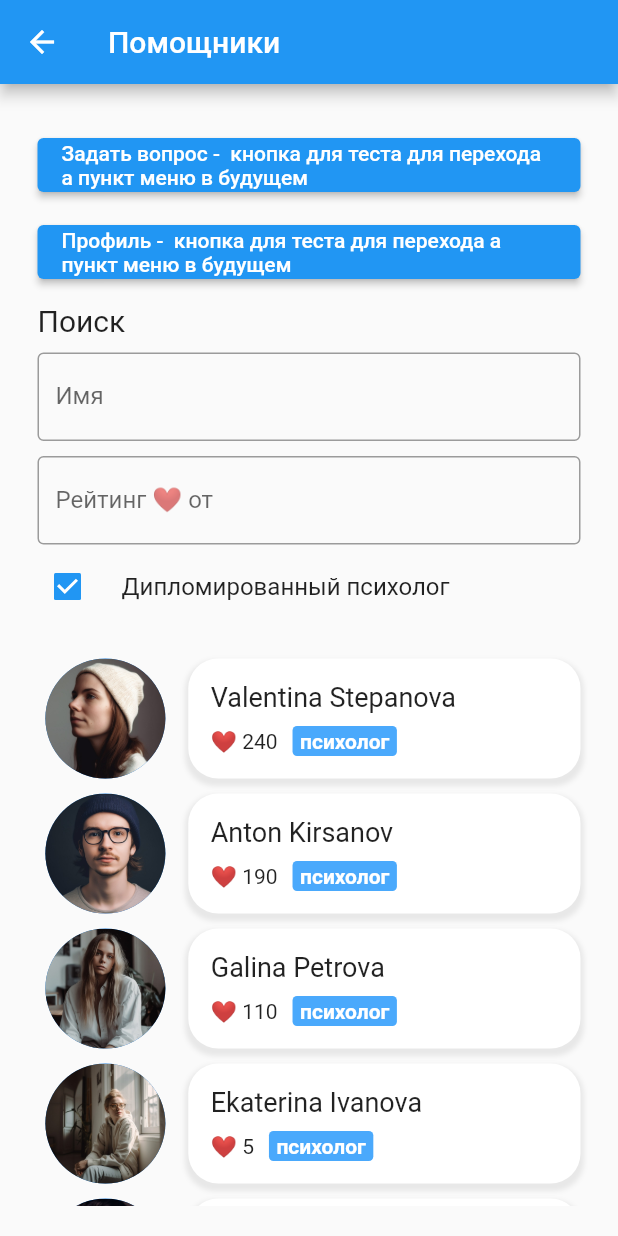
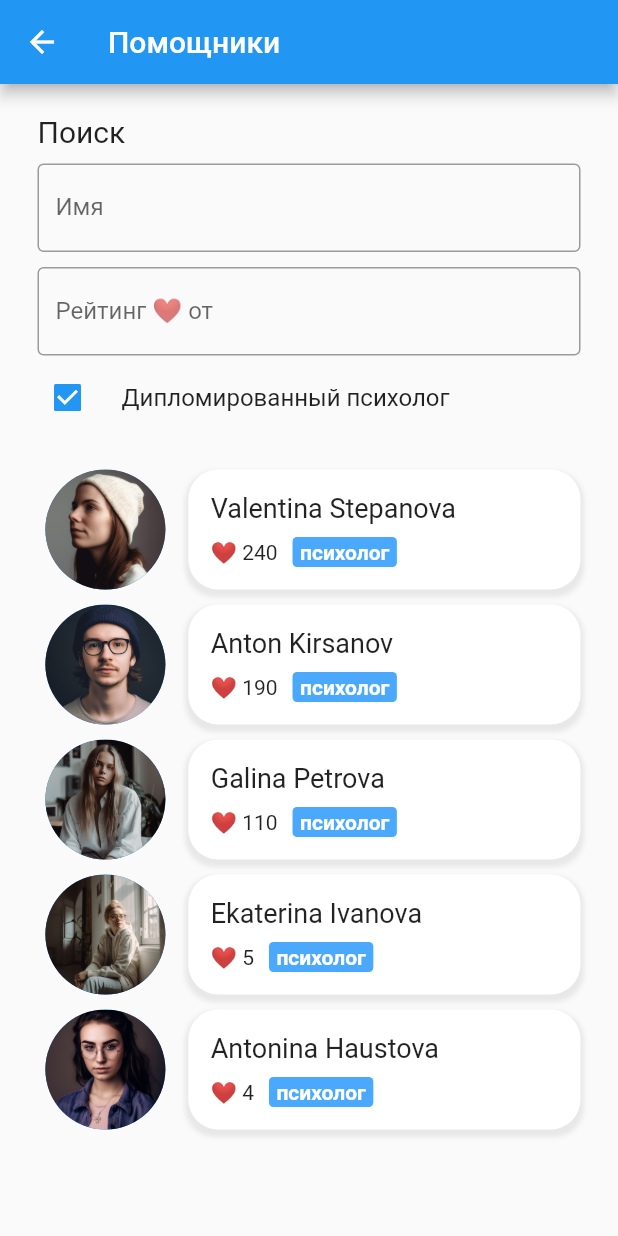
Before and after one commit to itgirlschool/mobile8_project1, a Flutter app: the HelpersListPage screen opened directly, after a tap on "Дипломированный психолог", on a phone screen of 412 x 824 dp. Run offline on Flutter 3.47's test engine with Material 2 defaults, Android fonts, the light colour scheme and no system bars; our stand-ins replace pinput, shared_preferences; accounts and stored records are empty.

Commit message:
Поправлен переход назад в профиле, картинки вопросов и временные кнопки

```diff
--- a/lib/screens/app_bar_screens/helpers_list_page.dart
+++ b/lib/screens/app_bar_screens/helpers_list_page.dart
@@ -1,6 +1,5 @@
 import 'package:flutter/material.dart';
 import 'package:mobile8_project1/screens/app_bar_screens/profile_user_page.dart';
-import 'package:mobile8_project1/screens/app_bar_screens/questions_page.dart';
 import '../../classes.dart';
 import '../../data/json_fetchers.dart';
 
@@ -44,32 +43,10 @@ class _HelpersListPageState extends State<HelpersListPage> {
         child: ListView(
           children: [
             Padding(
-              padding: const EdgeInsets.symmetric(vertical: 10, horizontal: 5),
+              padding: const EdgeInsets.symmetric(horizontal: 5),
               child: Column(
                 crossAxisAlignment: CrossAxisAlignment.start,
                 children: [
-                  ElevatedButton(
-                    onPressed: () {
-                      Navigator.of(context).push(
-                        MaterialPageRoute(builder: (context) => const ThemeQuestionPage()),
-                      );
-                    },
-                    child: const Text('Задать вопрос -  кнопка для теста для перехода а пункт меню в будущем'),
-                  ),
-                  const SizedBox(
-                    height: 10,
-                  ),
-                  ElevatedButton(
-                    onPressed: () {
-                      Navigator.of(context).push(
-                        MaterialPageRoute(builder: (context) => ProfileUserPage()),
-                      );
-                    },
-                    child: const Text('Профиль -  кнопка для теста для перехода а пункт меню в будущем'),
-                  ),
-                  const SizedBox(
-                    height: 10,
-                  ),
                   _buildSearchHelper(),
                   const SizedBox(
                     height: 20,
--- a/lib/screens/app_bar_screens/profile_user_page.dart
+++ b/lib/screens/app_bar_screens/profile_user_page.dart
@@ -83,10 +83,6 @@ class PersonWidget extends StatelessWidget {
     return Scaffold(
       appBar: AppBar(
         title: const Text('Профиль'),
-        leading: IconButton(
-          icon: const Icon(Icons.arrow_back),
-          onPressed: () => Navigator.of(context).pop(),
-        ),
 
       ),
       body: Container(
--- a/pubspec.yaml
+++ b/pubspec.yaml
@@ -64,8 +64,7 @@ flutter:
     - lib/data/
     # - assets/images/back.jpg
     # - assets/images/back1.jpg
-    - assets/images/angel.jpg
-    - assets/images/famaly.jpg
+    - assets/images/
     # - assets/images/bad.jpg
 
   # An image asset can refer to one or more resolution-specific "variants", see
```
Also changed, not shown: lib/screens/app_bar_screens/questions_page.dart (+55 -37 lines), assets/images/family.png (added), assets/images/kids.png (added), assets/images/relationship.jpg (added), assets/images/work.png (added).
